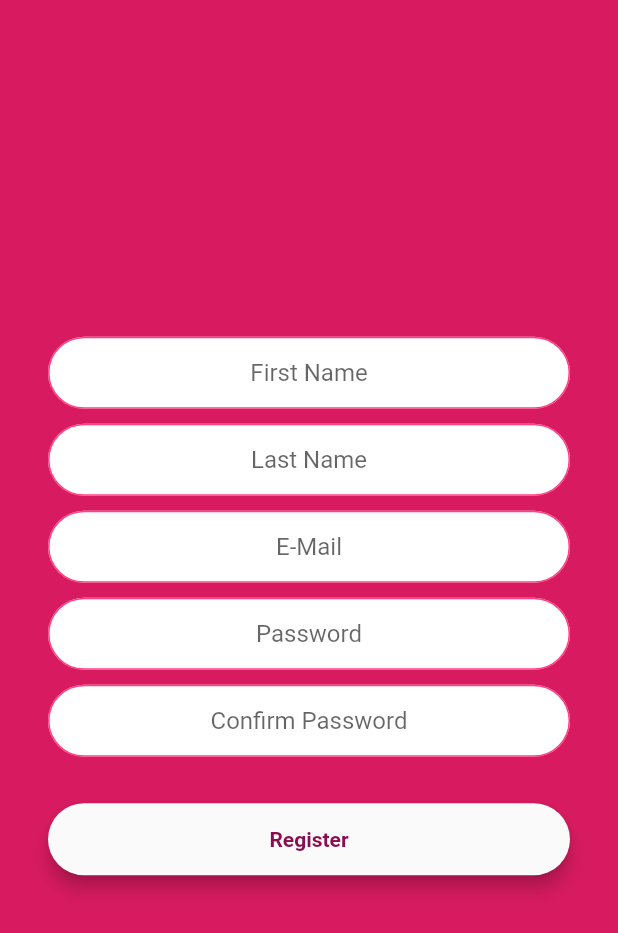
After one commit to MalikBagwala/firebase_todo, a Flutter app: the screen it shows after launch, after a tap on "Don't have an account?", on a phone screen of 412 x 824 dp. The commit adds this screen. Shown: the top 933 px of the screen. Run offline on Flutter 3.47's test engine with Material 2 defaults, Android fonts, the phone set to English and light mode, and no system bars; our stand-ins replace firebase_auth; accounts and stored records are empty.

Commit message:
added registration screen

```diff
--- a/lib/routes.dart
+++ b/lib/routes.dart
@@ -1,15 +1,17 @@
 import 'package:firebase_todo/screens/login.screen.dart';
+import 'package:firebase_todo/screens/register.screen.dart';
 import 'package:firebase_todo/screens/tasks.screen.dart';
 import 'package:flutter/widgets.dart';
 
 class Routes {
   static const String Home = "/";
   static const String Tasks = "/tasks";
-
+  static const String Register = "/register";
   static Map<String, WidgetBuilder> getRoutes() {
     return {
       Routes.Home: (context) => LoginScreen(),
-      Routes.Tasks: (context) => TasksScreen()
+      Routes.Tasks: (context) => TasksScreen(),
+      Routes.Register: (context) => RegisterScreen()
     };
   }
 }
--- a/lib/screens/login.screen.dart
+++ b/lib/screens/login.screen.dart
@@ -1,3 +1,4 @@
+import 'package:firebase_todo/routes.dart';
 import 'package:firebase_todo/screens/login/login-form.widget.dart';
 import 'package:flutter/material.dart';
 
@@ -23,9 +24,19 @@ class LoginScreen extends StatelessWidget {
                 ),
               ),
             ),
-            SizedBox(height:
-              30.0,),
+            SizedBox(
+              height: 30.0,
+            ),
             LoginForm(),
+            GestureDetector(
+              onTap: () {
+                Navigator.pushNamed(context, Routes.Register);
+              },
+              child: Text(
+                "Don't have an account?",
+                style: TextStyle(color: Colors.white),
+              ),
+            )
           ],
         )),
       ),
--- a/lib/screens/login/login-form.widget.dart
+++ b/lib/screens/login/login-form.widget.dart
@@ -13,7 +13,7 @@ class _LoginFormState extends State<LoginForm> {
   final _auth = FirebaseAuth.instance;
   String email;
   String password;
-/**/ @override
+  @override
   Widget build(BuildContext context) {
     return Padding(
       padding: const EdgeInsets.symmetric(horizontal: 32.0),
--- /dev/null
+++ b/lib/screens/register.screen.dart
@@ -0,0 +1,97 @@
+import 'package:firebase_auth/firebase_auth.dart';
+import 'package:firebase_todo/components/input.widget.dart';
+import 'package:firebase_todo/components/rounded_button.widget.dart';
+import 'package:firebase_todo/routes.dart';
+import "package:flutter/material.dart";
+
+class RegisterScreen extends StatefulWidget {
+  @override
+  _RegisterScreenState createState() => _RegisterScreenState();
+}
+
+class _RegisterScreenState extends State<RegisterScreen> {
+  final _auth = FirebaseAuth.instance;
+  var register = {};
+
+  void _handleChange(path, value) {
+    setState(() {
+      register[path] = value;
+    });
+  }
+
+  @override
+  Widget build(BuildContext context) {
+    print(register);
+    return Scaffold(
+      backgroundColor: Colors.pink.shade600,
+      body: Center(
+        child: Padding(
+          padding: const EdgeInsets.symmetric(horizontal: 32.0),
+          child: Container(
+            child: Column(
+              mainAxisAlignment: MainAxisAlignment.center,
+              crossAxisAlignment: CrossAxisAlignment.stretch,
+              children: <Widget>[
+                Input(
+                  onChange: (value) => _handleChange("firstName", value),
+                  decoration:
+                      kTextFieldDecoration.copyWith(hintText: "First Name"),
+                ),
+                SizedBox(
+                  height: 10.0,
+                ),
+                Input(
+                  onChange: (value) => _handleChange("lastName", value),
+                  decoration:
+                      kTextFieldDecoration.copyWith(hintText: "Last Name"),
+                ),
+                SizedBox(
+                  height: 10.0,
+                ),
+                Input(
+                  onChange: (value) => _handleChange("email", value),
+                  decoration: kTextFieldDecoration.copyWith(hintText: "E-Mail"),
+                ),
+                SizedBox(
+                  height: 10.0,
+                ),
+                Input(
+                  obscureText: true,
+                  onChange: (value) => _handleChange("password", value),
+                  decoration:
+                      kTextFieldDecoration.copyWith(hintText: "Password"),
+                ),
+                SizedBox(
+                  height: 10.0,
+                ),
+                Input(
+                  obscureText: true,
+                  onChange: (value) => _handleChange("confirmPassword", value),
+                  decoration: kTextFieldDecoration.copyWith(
+                      hintText: "Confirm Password"),
+                ),
+                SizedBox(
+                  height: 15.0,
+                ),
+                RoundedButton(
+                  onPressed: () async {
+                    await _auth
+                        .createUserWithEmailAndPassword(
+                            email: register['email'],
+                            password: register['password'])
+                        .then((user) {
+                      if (user != null) {
+                        Navigator.pushNamed(context, Routes.Home);
+                      }
+                    });
+                  },
+                  title: "Register",
+                )
+              ],
+            ),
+          ),
+        ),
+      ),
+    );
+  }
+}
```
